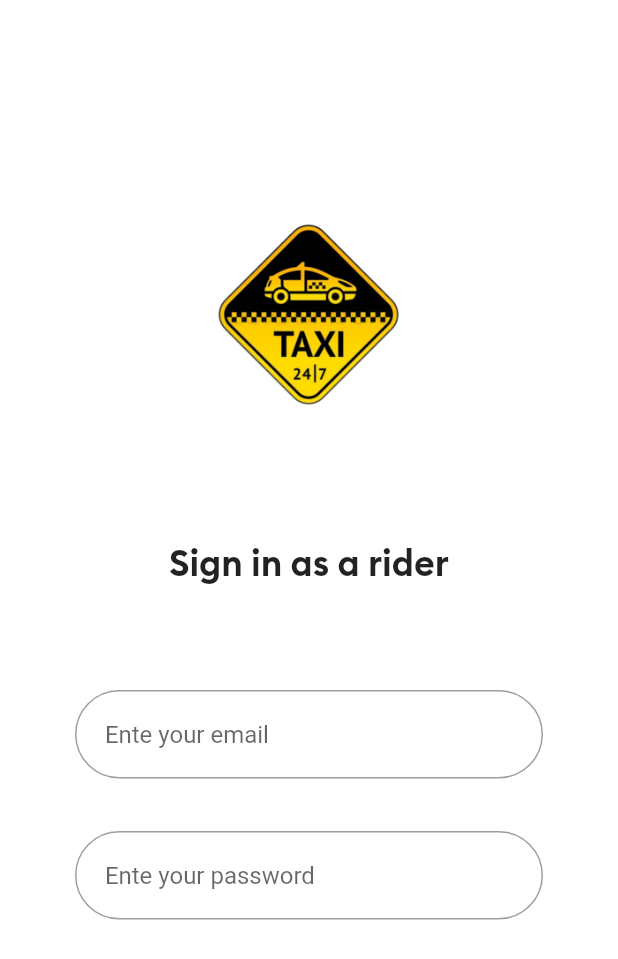
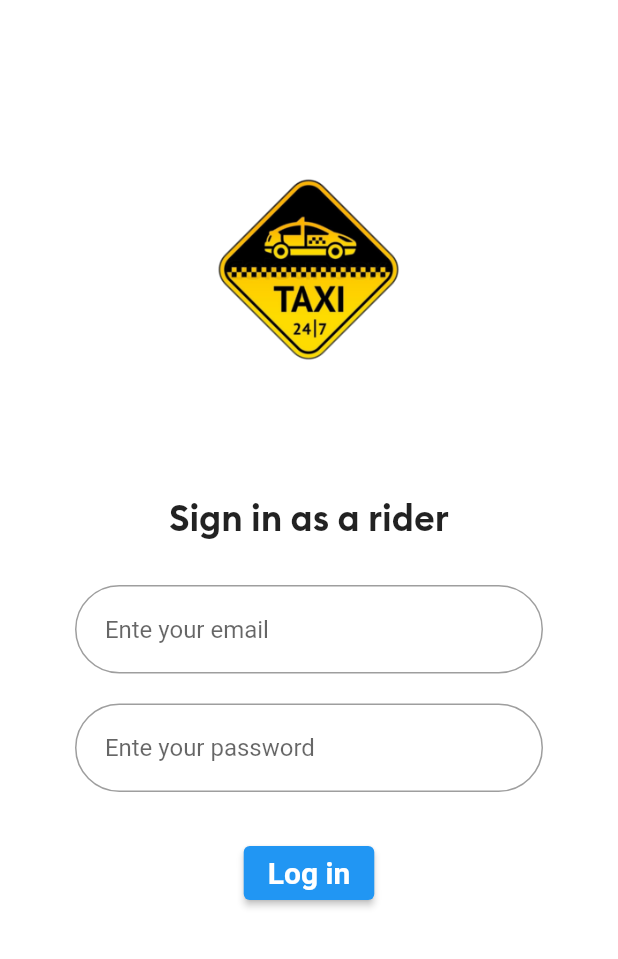
Before and after one commit to mohiandipta/uber_clone, a Flutter app: the screen it shows after launch, on a phone screen of 412 x 824 dp. Shown: the top 959 px of the screen. Run offline on Flutter 3.47's test engine with Material 2 defaults, Android fonts, the light colour scheme and no system bars; Roboto replaces fonts that are missing (Brand Bold).

Commit message:
login page design updated

```diff
--- a/lib/AllScreens/loginScreen.dart
+++ b/lib/AllScreens/loginScreen.dart
@@ -4,12 +4,13 @@ class LoginScreen extends StatelessWidget {
   @override
   Widget build(BuildContext context) {
     return Scaffold(
+      resizeToAvoidBottomInset: false,
       backgroundColor: Colors.white,
       body: Column(
         children: [
           SizedBox(
             width: 560,
-            height: 60,
+            height: 30,
           ),
           Image(
             alignment: Alignment.center,
@@ -26,7 +27,7 @@ class LoginScreen extends StatelessWidget {
             textAlign: TextAlign.center,
           ),
           SizedBox(
-            height: 70,
+            height: 30,
           ),
 
           Padding(
@@ -52,7 +53,7 @@ class LoginScreen extends StatelessWidget {
                   ),
                 ),
                 SizedBox(
-                  height: 35,
+                  height: 20,
                 ),
                 TextFormField(
                   keyboardType: TextInputType.emailAddress,
@@ -72,6 +73,19 @@ class LoginScreen extends StatelessWidget {
                         borderSide: BorderSide(color: Colors.blue)),
                   ),
                 ),
+                SizedBox(
+                  height: 30,
+                ),
+                ElevatedButton(
+                  onPressed: () => {},
+                  child: Text(
+                    'Log in',
+                    style: TextStyle(
+                      fontWeight: FontWeight.bold,
+                      fontSize: 20,
+                    ),
+                  ),
+                )
               ],
             ),
           )
--- a/lib/main.dart
+++ b/lib/main.dart
@@ -11,6 +11,7 @@ class MyApp extends StatelessWidget {
   Widget build(BuildContext context) {
     return MaterialApp(
       debugShowCheckedModeBanner: false,
+      title: "Uber_Clone",
       home: LoginScreen(),
     );
   }
```
